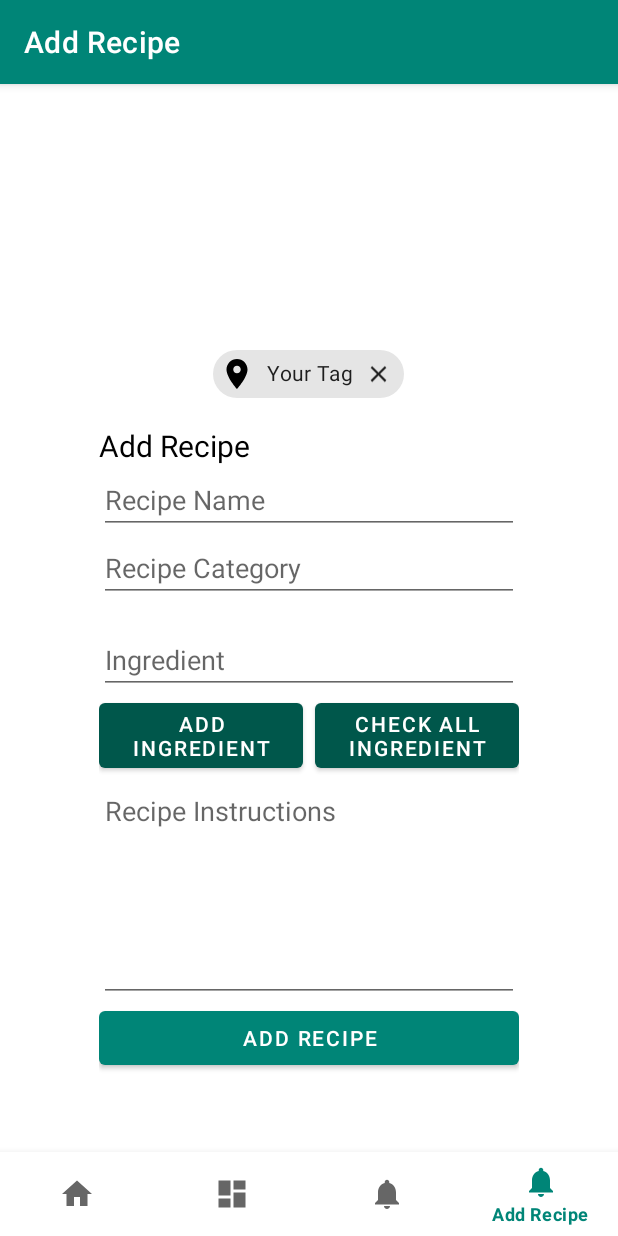
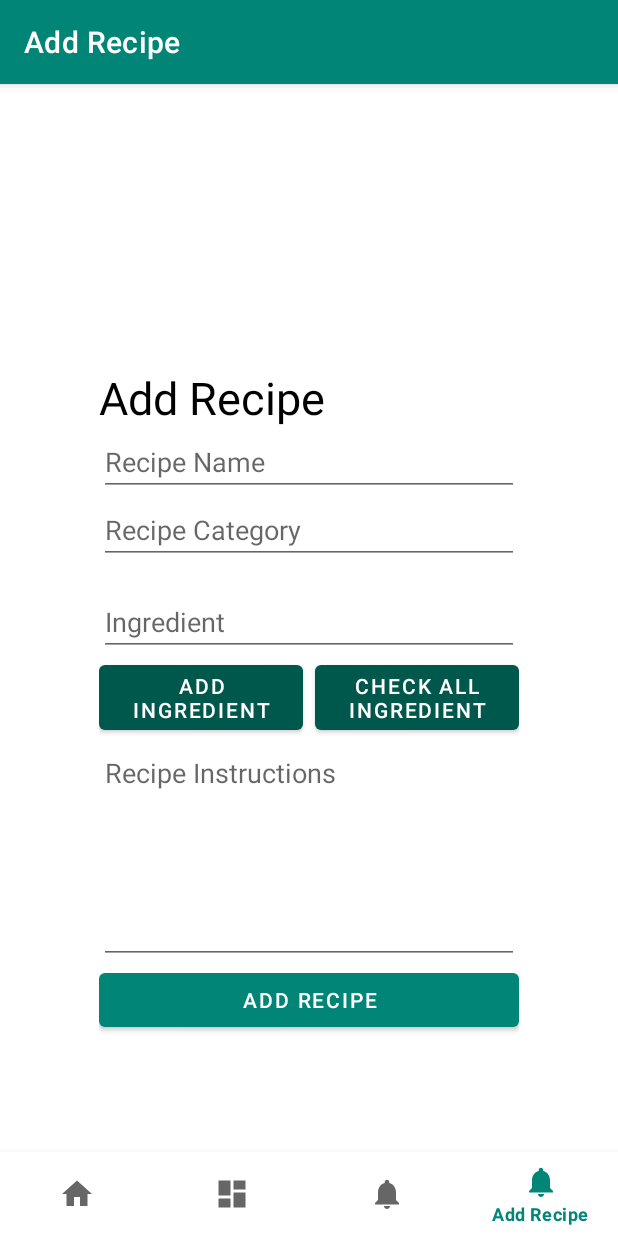
Before and after one commit to jcsnorlax97/pocketchef, an Android app: the FragmentAddRecipe screen opened through its navigation route, on a phone screen of 412 x 824 dp. Run offline under Robolectric (Android 15) with nearby library versions, the phone set to English and light mode, and no system bars; our stand-ins replace navigation-ui.

Commit message:
Clean up codes and Remove testing Material Chip

```diff
--- a/PocketChef/app/src/main/java/net/team5/pocketchef/ui/add_recipe/FragmentAddRecipe.java
+++ b/PocketChef/app/src/main/java/net/team5/pocketchef/ui/add_recipe/FragmentAddRecipe.java
@@ -31,13 +31,11 @@ public class FragmentAddRecipe extends Fragment {
     String recipeName;
     String recipeCategory;
 
-    // --- a testing material chip ---
-    Chip chipItem;
-
     // --- variables for ingredients ---
     MaterialButton btnAddIngredient;
     MaterialButton btnCheckAllIngredients;
     ChipGroup chipGroup;
+    Chip chipItem;
     TextInputEditText tietIngredient;
 
     // --- variables for instructions (need to update in the future) ---
@@ -54,9 +52,6 @@ public class FragmentAddRecipe extends Fragment {
         etRecipeName = view.findViewById(R.id.etRecipeName);
         etRecipeCategory = view.findViewById(R.id.etRecipeCategory);
         btnAddRecipe = view.findViewById(R.id.btnAddRecipe);
-
-        // --- a testing material chip ---
-        chipItem = view.findViewById(R.id.chipItem);
 
         // --- ingredients ---
         btnAddIngredient = view.findViewById(R.id.btnAddIngredient);
@@ -105,7 +100,6 @@ public class FragmentAddRecipe extends Fragment {
                 for(int i=0; i < chipGroup.getChildCount(); i++) {
                     Chip chip = (Chip) chipGroup.getChildAt(i);
                     chip.setChecked(true);
-
                 }
 
             }
--- a/PocketChef/app/src/main/res/layout/fragment_add_recipe.xml
+++ b/PocketChef/app/src/main/res/layout/fragment_add_recipe.xml
@@ -6,22 +6,6 @@
     android:gravity="center"
     android:layout_height="match_parent"
     android:layout_width="match_parent">
-
-    <!--
-    style="@style/Widget.MaterialComponents.Chip.Entry":
-        - to show the close icon
-        - style of Material Chip can be: Entry, Choice, Action, and Filter
--->
-    <com.google.android.material.chip.Chip
-        android:layout_marginTop="16dp"
-        android:id="@+id/chip_example"
-        android:text="Your Tag"
-        android:layout_centerHorizontal="true"
-        style="@style/Widget.MaterialComponents.Chip.Entry"
-        app:chipIcon="@drawable/ic_place_black_24dp"
-        app:closeIcon="@drawable/ic_clear_black_24dp"
-        android:layout_width="wrap_content"
-        android:layout_height="wrap_content"/>
 
     <LinearLayout
         android:layout_width="300dp"
@@ -33,7 +17,7 @@
             android:id="@+id/textView"
             android:layout_width="match_parent"
             android:layout_height="wrap_content"
-            android:textSize="20dp"
+            android:textSize="30dp"
             android:textColor="#000"
             android:text="Add Recipe"/>
 
@@ -101,6 +85,11 @@
 
             </LinearLayout>
 
+            <!-- note for Material Chip (not ChipGroup!):
+                style="@style/Widget.MaterialComponents.Chip.Entry":
+                    - to show the close icon
+                    - style of Material Chip can be: Entry, Choice, Action, and Filter
+            -->
             <com.google.android.material.chip.ChipGroup
                 android:id="@+id/chipGroup"
                 android:layout_width="match_parent"
```
